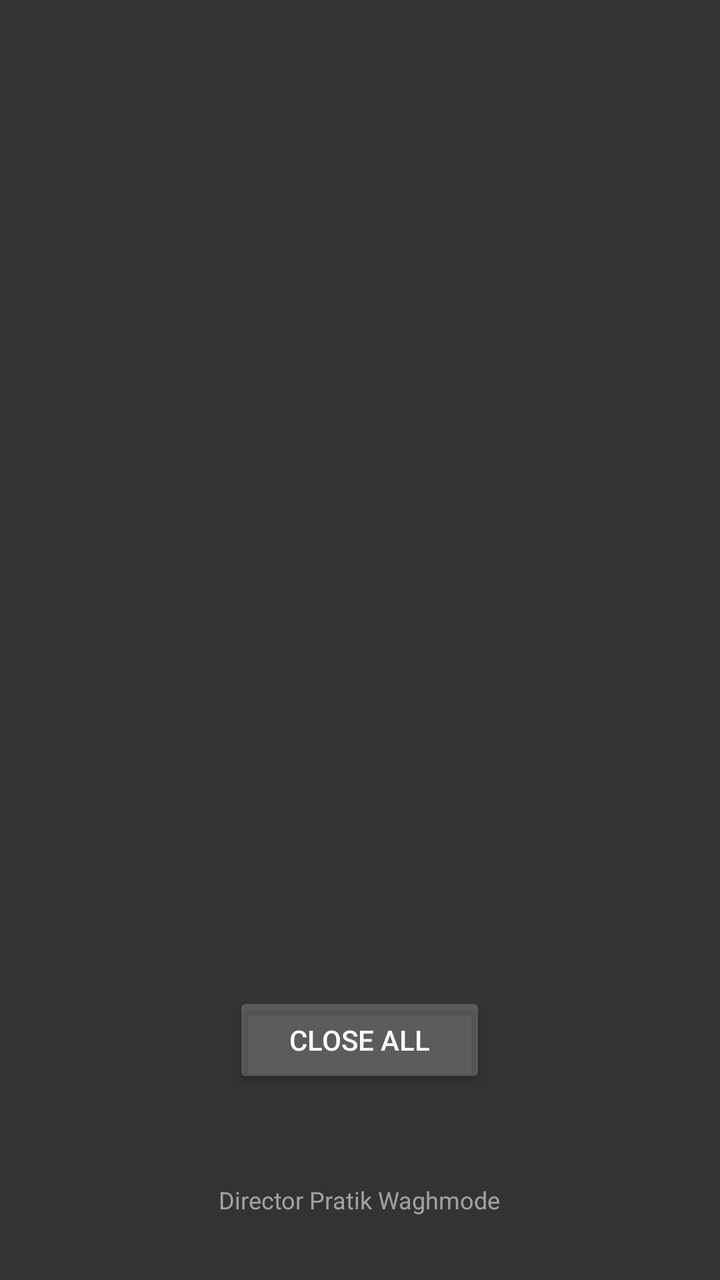
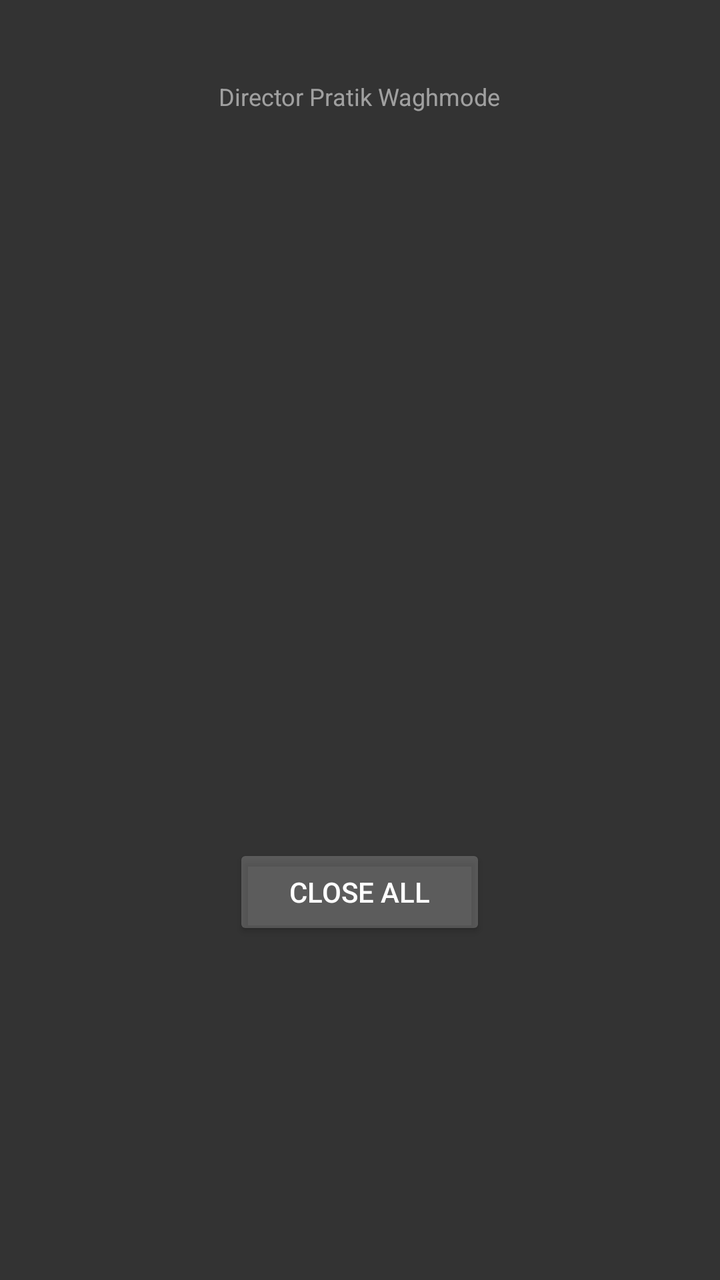

Screens rendered from an Android XML layout before and after an edit, with the pre-edit source and the edit as a unified diff.
<!-- AndroidManifest.xml: activity theme Theme.Recents.Transparent -->
<!-- res/layout/activity_recents.xml -->
<?xml version="1.0" encoding="utf-8"?>
<FrameLayout xmlns:android="http://schemas.android.com/apk/res/android"
    android:id="@+id/root"
    android:layout_width="match_parent"
    android:layout_height="match_parent"
    android:background="#CC000000">

    <ImageView
        android:id="@+id/bgImage"
        android:layout_width="match_parent"
        android:layout_height="match_parent"
        android:scaleType="centerCrop"
        android:visibility="gone" />

    <View
        android:id="@+id/bgDim"
        android:layout_width="match_parent"
        android:layout_height="match_parent"
        android:background="#66000000"
        android:visibility="gone" />

    <HorizontalScrollView
        android:id="@+id/cardScroll"
        android:layout_width="match_parent"
        android:layout_height="wrap_content"
        android:layout_gravity="center_vertical"
        android:clipChildren="false"
        android:clipToPadding="false"
        android:paddingStart="32dp"
        android:paddingEnd="32dp"
        android:scrollbars="none">

        <LinearLayout
            android:id="@+id/cardContainer"
            android:layout_width="wrap_content"
            android:layout_height="wrap_content"
            android:orientation="horizontal" />
    </HorizontalScrollView>

    <TextView
        android:id="@+id/emptyText"
        android:layout_width="wrap_content"
        android:layout_height="wrap_content"
        android:layout_gravity="center"
        android:padding="16dp"
        android:textColor="#FFFFFFFF"
        android:textSize="16sp"
        android:visibility="gone" />

    <Button
        android:id="@+id/closeAllButton"
        android:layout_width="wrap_content"
        android:layout_height="wrap_content"
        android:layout_gravity="bottom|center_horizontal"
        android:layout_marginBottom="96dp"
        android:backgroundTint="#33FFFFFF"
        android:paddingStart="28dp"
        android:paddingEnd="28dp"
        android:text="Close all"
        android:textColor="#FFFFFFFF" />

    <TextView
        android:id="@+id/creditText"
        android:layout_width="wrap_content"
        android:layout_height="wrap_content"
        android:layout_gravity="bottom|center_horizontal"
        android:layout_marginBottom="32dp"
        android:text="@string/director"
        android:textColor="#88FFFFFF"
        android:textSize="12sp" />
</FrameLayout>
<!-- resources referenced by this layout -->
<resources>
  <string name="director">Director Pratik Waghmode</string>
  <style name="Theme.Recents.Transparent" parent="Theme.AppCompat.NoActionBar">
          <item name="android:windowIsTranslucent">true</item>
          <item name="android:windowBackground">@android:color/transparent</item>
          <item name="android:windowAnimationStyle">@null</item>
      </style>
</resources>

<!-- the commit's change to res/layout/activity_recents.xml (unified diff, before → after) -->
@@ -18,6 +18,16 @@
         android:layout_height="match_parent"
         android:background="#66000000"
         android:visibility="gone" />
+
+    <TextView
+        android:id="@+id/creditText"
+        android:layout_width="wrap_content"
+        android:layout_height="wrap_content"
+        android:layout_gravity="top|center_horizontal"
+        android:layout_marginTop="40dp"
+        android:text="@string/director"
+        android:textColor="#88FFFFFF"
+        android:textSize="12sp" />
 
     <HorizontalScrollView
         android:id="@+id/cardScroll"
@@ -52,20 +62,21 @@
         android:layout_width="wrap_content"
         android:layout_height="wrap_content"
         android:layout_gravity="bottom|center_horizontal"
-        android:layout_marginBottom="96dp"
+        android:layout_marginBottom="170dp"
         android:backgroundTint="#33FFFFFF"
         android:paddingStart="28dp"
         android:paddingEnd="28dp"
         android:text="Close all"
         android:textColor="#FFFFFFFF" />
 
-    <TextView
-        android:id="@+id/creditText"
-        android:layout_width="wrap_content"
+    <LinearLayout
+        android:id="@+id/recentRow"
+        android:layout_width="match_parent"
         android:layout_height="wrap_content"
-        android:layout_gravity="bottom|center_horizontal"
-        android:layout_marginBottom="32dp"
-        android:text="@string/director"
-        android:textColor="#88FFFFFF"
-        android:textSize="12sp" />
+        android:layout_gravity="bottom"
+        android:layout_marginBottom="36dp"
+        android:orientation="horizontal"
+        android:paddingStart="24dp"
+        android:paddingEnd="24dp" />
+
 </FrameLayout>
